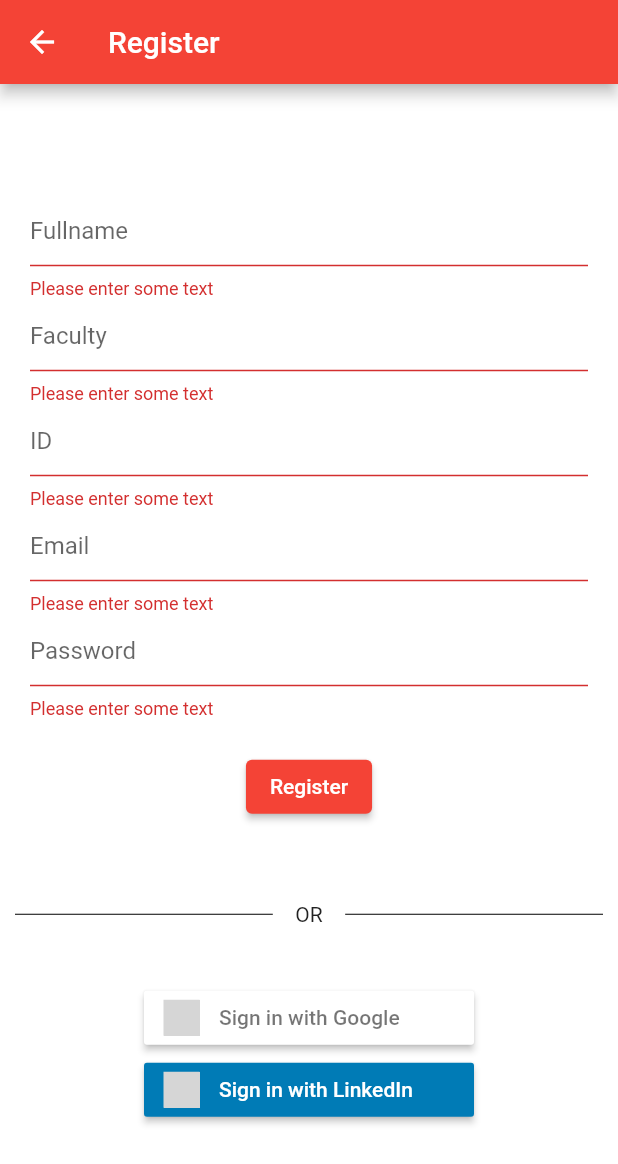
After one commit to MHeidar2/Event-Engager-, a Flutter app: the RegisterPage screen opened by its route, after a tap on "Register", on a phone screen of 412 x 824 dp. The commit adds this screen. Shown: the top 1164 px of the screen. Run offline on Flutter 3.47's test engine with Material 2 defaults, Android fonts, the phone set to English and light mode, and no system bars; our stand-ins replace flutter_signin_button; grey boxes are pictures that could not be loaded.

Commit message:
Add files via upload

```diff
--- /dev/null
+++ b/lib/register.dart
@@ -0,0 +1,150 @@
+import 'package:flutter/material.dart';
+import 'package:flutter_signin_button/flutter_signin_button.dart';
+
+class RegisterPage extends StatefulWidget {
+  RegisterPage({Key key}) : super(key: key);
+  @override
+  _RegisterPageState createState() => new _RegisterPageState();
+}
+
+class _RegisterPageState extends State<RegisterPage> {
+  final _formKey = GlobalKey<FormState>();
+
+  @override
+  Widget build(BuildContext context) {
+    return Scaffold(
+      backgroundColor: Colors.white,
+      appBar: new AppBar(
+        title: new Text('Register'),
+      ),
+      body: Center(
+        child: Column(
+          mainAxisAlignment: MainAxisAlignment.center,
+          children: <Widget>[
+            Form(
+              key: _formKey,
+              child: Container(
+                padding: const EdgeInsets.symmetric(horizontal: 20.0),
+                child: Column(
+                  mainAxisAlignment: MainAxisAlignment.center,
+                  children: <Widget>[
+                    TextFormField(
+                      decoration: const InputDecoration(
+                        hintText: 'Fullname',
+                      ),
+                      validator: (value) {
+                        if (value.isEmpty) {
+                          return 'Please enter some text';
+                        }
+                        return null;
+                      },
+                    ),
+                    TextFormField(
+                      decoration: const InputDecoration(hintText: 'Faculty'),
+                      validator: (value) {
+                        if (value.isEmpty) {
+                          return 'Please enter some text';
+                        }
+                        return null;
+                      },
+                    ),
+                    TextFormField(
+                      decoration: const InputDecoration(
+                        hintText: 'ID',
+                      ),
+                      validator: (value) {
+                        if (value.isEmpty) {
+                          return 'Please enter some text';
+                        }
+                        return null;
+                      },
+                    ),
+                    TextFormField(
+                      decoration: const InputDecoration(
+                        hintText: 'Email',
+                      ),
+                      validator: (value) {
+                        if (value.isEmpty) {
+                          return 'Please enter some text';
+                        }
+                        return null;
+                      },
+                    ),
+                    TextFormField(
+                      decoration: const InputDecoration(
+                        hintText: 'Password',
+                      ),
+                      validator: (value) {
+                        if (value.isEmpty) {
+                          return 'Please enter some text';
+                        }
+                        return null;
+                      },
+                    ),
+                    SizedBox(
+                      height: 5,
+                    ),
+                    Padding(
+                      padding: const EdgeInsets.symmetric(vertical: 16.0),
+                      child: ElevatedButton(
+                        onPressed: () {
+                          // Validate returns true if the form is valid, or false
+                          // otherwise.
+                          if (_formKey.currentState.validate()) {
+                            // If the form is valid, display a Snackbar.
+                            /*Scaffold.of(context).showSnackBar(
+                        SnackBar(content: Text('Processing Data')));*/
+                            Navigator.pushReplacementNamed(context, '/welcome');
+                          }
+                        },
+                        child: Text('Register',
+                            style: TextStyle(color: Colors.white)),
+                      ),
+                    ),
+                  ],
+                ),
+              ),
+            ),
+            SizedBox(
+              height: 20,
+            ),
+            Row(children: <Widget>[
+              Expanded(
+                child: new Container(
+                    margin: const EdgeInsets.only(left: 10.0, right: 15.0),
+                    child: Divider(
+                      color: Colors.black,
+                      height: 50,
+                    )),
+              ),
+              Text("OR"),
+              Expanded(
+                child: new Container(
+                    margin: const EdgeInsets.only(left: 15.0, right: 10.0),
+                    child: Divider(
+                      color: Colors.black,
+                      height: 50,
+                    )),
+              ),
+            ]),
+            SizedBox(
+              height: 20,
+            ),
+            SignInButton(
+              Buttons.Google,
+              onPressed: () {
+                Navigator.pushReplacementNamed(context, '/');
+              },
+            ),
+            SignInButton(
+              Buttons.LinkedIn,
+              onPressed: () {
+                Navigator.pushReplacementNamed(context, '/exhibitorshome');
+              },
+            ),
+          ],
+        ),
+      ),
+    );
+  }
+}
```
Also changed, not shown: lib/apply.dart (added, +22 -0 lines), lib/login.dart (added, +88 -0 lines), lib/menu.dart (+0 -9 lines), lib/welcome.dart (added, +218 -0 lines).
